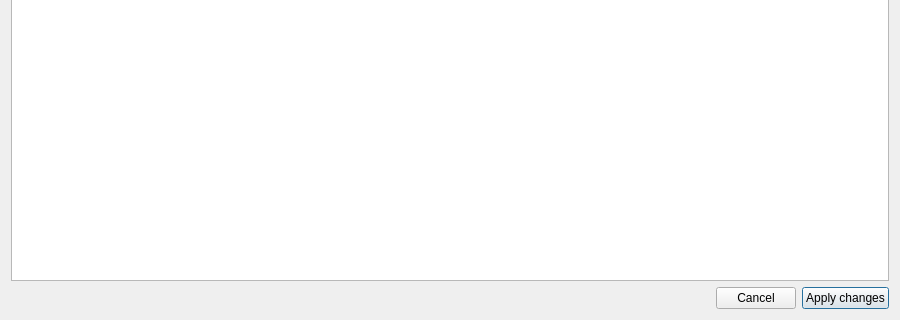
The window that src/plaintexteditiondialog.ui (redmoon1945/gbp) describes before a commit, drawn with Qt 5; both pictures show x 0 to 900 and y 480 to 800 of the 900 by 800 pixel window.
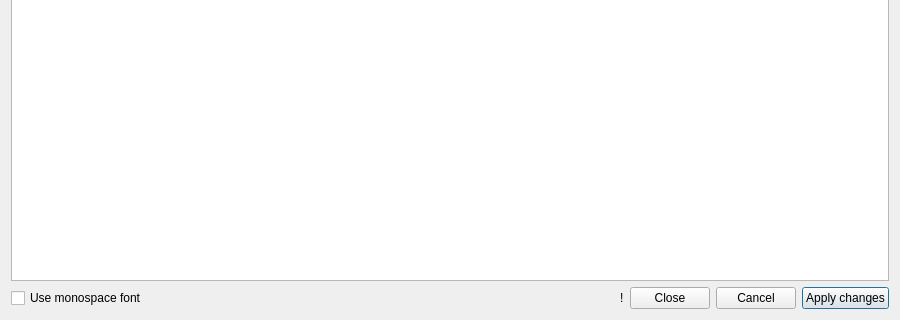
The same window after the commit.

Patch:
```diff
--- a/src/plaintexteditiondialog.ui
+++ b/src/plaintexteditiondialog.ui
@@ -19,6 +19,16 @@
    </item>
    <item>
     <layout class="QHBoxLayout" name="horizontalLayout">
+     <item>
+      <widget class="QCheckBox" name="MonoFontCheckBox">
+       <property name="text">
+        <string>Use monospace font</string>
+       </property>
+       <property name="checked">
+        <bool>false</bool>
+       </property>
+      </widget>
+     </item>
      <item>
       <spacer name="horizontalSpacer">
        <property name="orientation">
@@ -32,6 +42,26 @@
        </property>
       </spacer>
      </item>
+     <item>
+      <widget class="QLabel" name="modifiedWarningLabel">
+       <property name="toolTip">
+        <string>&lt;html&gt;&lt;head/&gt;&lt;body&gt;&lt;p&gt;The text has been modified in this window. Click &amp;quot;Apply changes&amp;quot; to apply the changes, or &amp;quot;Cancel&amp;quot; to discard them.&lt;/p&gt;&lt;/body&gt;&lt;/html&gt;</string>
+       </property>
+       <property name="text">
+        <string notr="true">!</string>
+       </property>
+      </widget>
+     </item>
+     <item>
+      <widget class="QPushButton" name="closePushButton">
+       <property name="text">
+        <string>Close</string>
+       </property>
+       <property name="autoDefault">
+        <bool>false</bool>
+       </property>
+      </widget>
+     </item>
      <item>
       <widget class="QPushButton" name="cancelPushButton">
        <property name="text">
```
